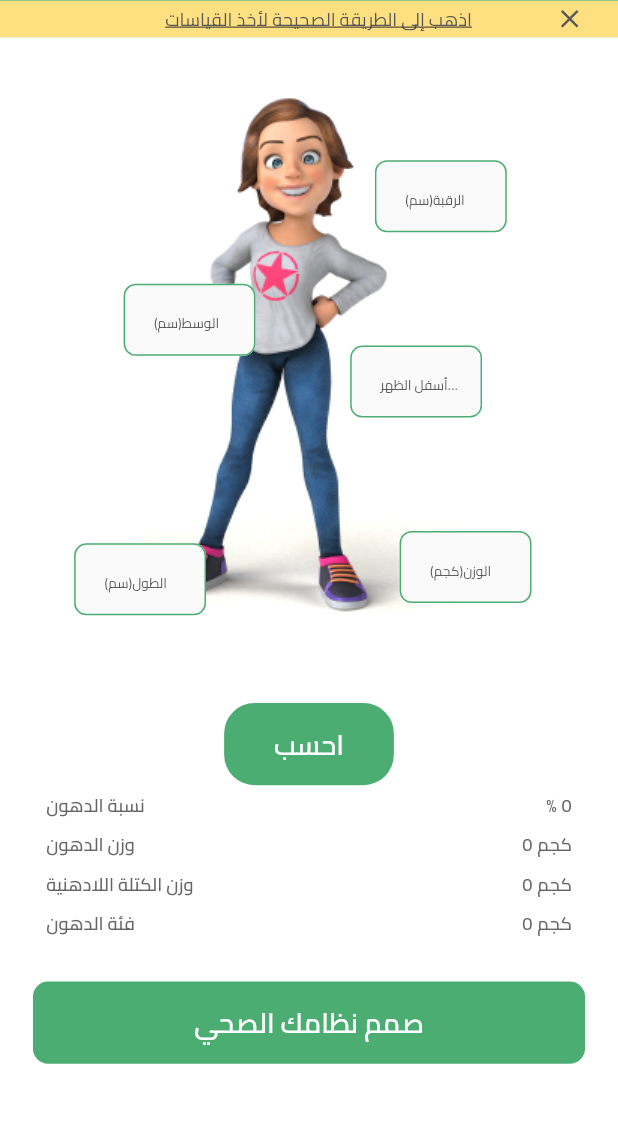
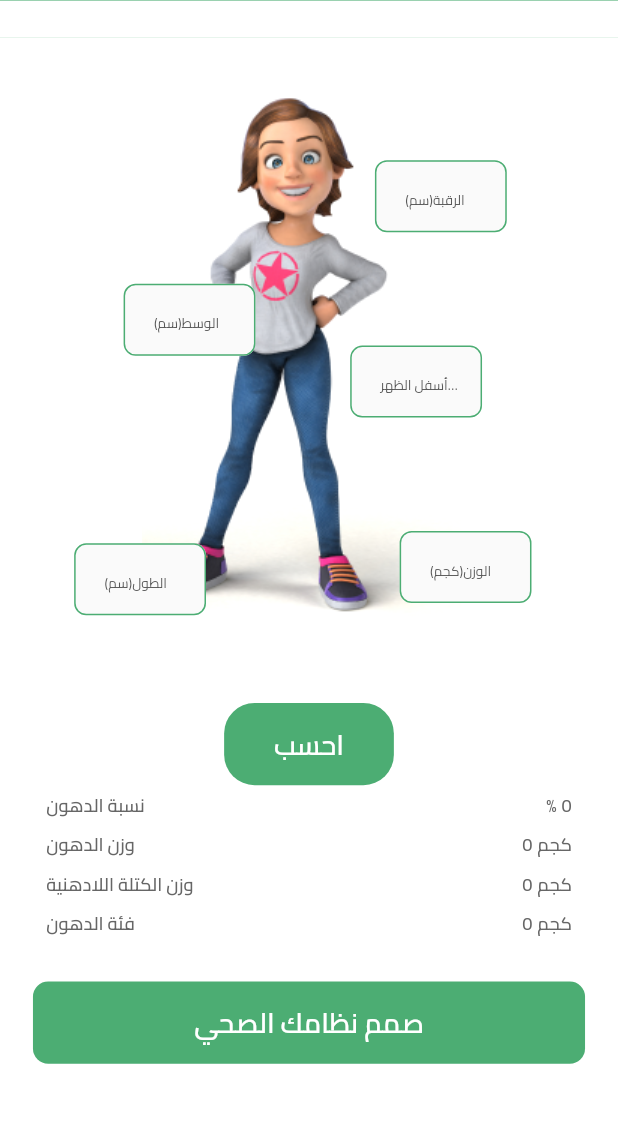
Before and after one commit to aliNassef/fetra, a Flutter app: the FemaleFatCalcView screen opened directly, after a tap on the "close" icon, on a phone screen of 412 x 824 dp, the part 77-1200 px from its top. Run offline on Flutter 3.47's test engine with Material 3 defaults, Android fonts, the phone set to English and light mode, and no system bars; our stand-ins replace animated_text_kit, bloc, cached_network_image, dartz, dio, dropdown_button2 and 12 more; missing offline and left inert: flutter_advanced_avatar; accounts and stored records are empty.

Commit message:
measure box cancel done

```diff
--- a/lib/core/shared/widgets/measure_item.dart
+++ b/lib/core/shared/widgets/measure_item.dart
@@ -5,11 +5,17 @@ import 'package:persistent_bottom_nav_bar/persistent_tab_view.dart';
 
 import '../../utils/app_styles.dart';
 
-class MeasureItem extends StatelessWidget {
+class MeasureItem extends StatefulWidget {
   const MeasureItem({
     super.key,
   });
 
+  @override
+  State<MeasureItem> createState() => _MeasureItemState();
+}
+
+class _MeasureItemState extends State<MeasureItem> {
+  bool hideMeasure = false;
   @override
   Widget build(BuildContext context) {
     return GestureDetector(
@@ -19,7 +25,13 @@ class MeasureItem extends StatelessWidget {
           screen: const MeasureView(),
         );
       },
-      child: Container(
+      child: hideMeasure
+          ? Container(
+              height: 24.h,
+              width: double.infinity,
+              color: Colors.white,
+            )
+          : Container(
               height: 24.h,
               width: double.infinity,
               alignment: Alignment.center,
@@ -32,7 +44,11 @@ class MeasureItem extends StatelessWidget {
                     width: 20.w,
                   ),
                   GestureDetector(
-              onTap: () {},
+                    onTap: () {
+                      setState(() {
+                        hideMeasure = true;
+                      });
+                    },
                     child: Icon(
                       Icons.close,
                       size: 20.r,
```
Lines whose indentation alone changed are shown as unchanged.
